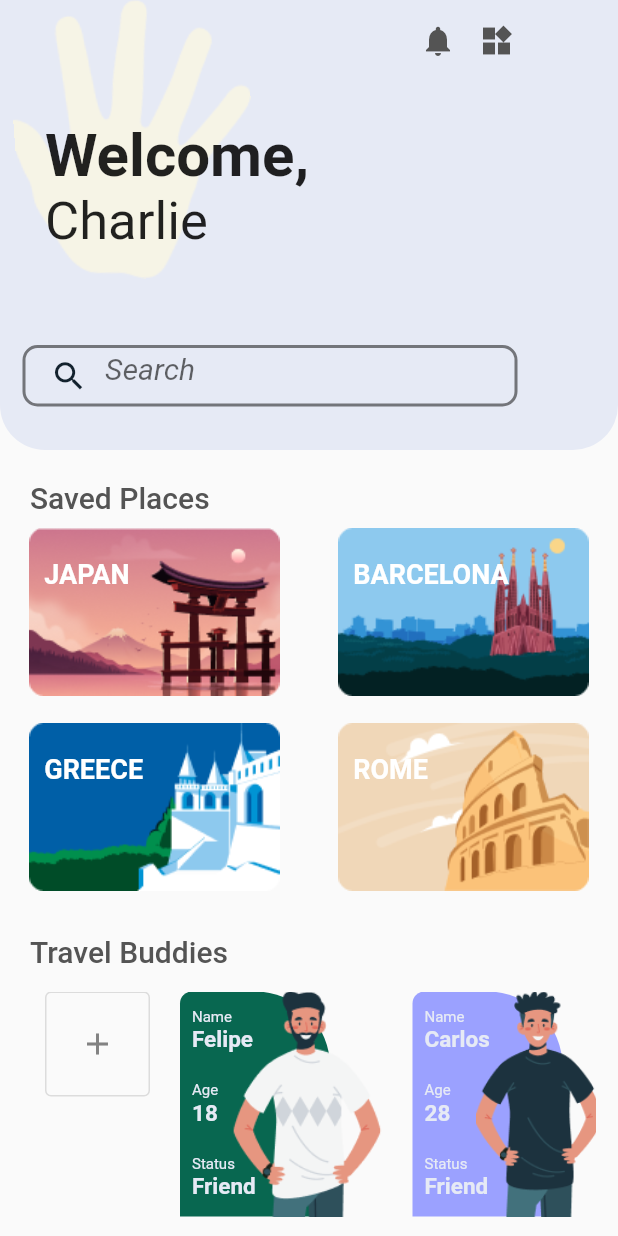
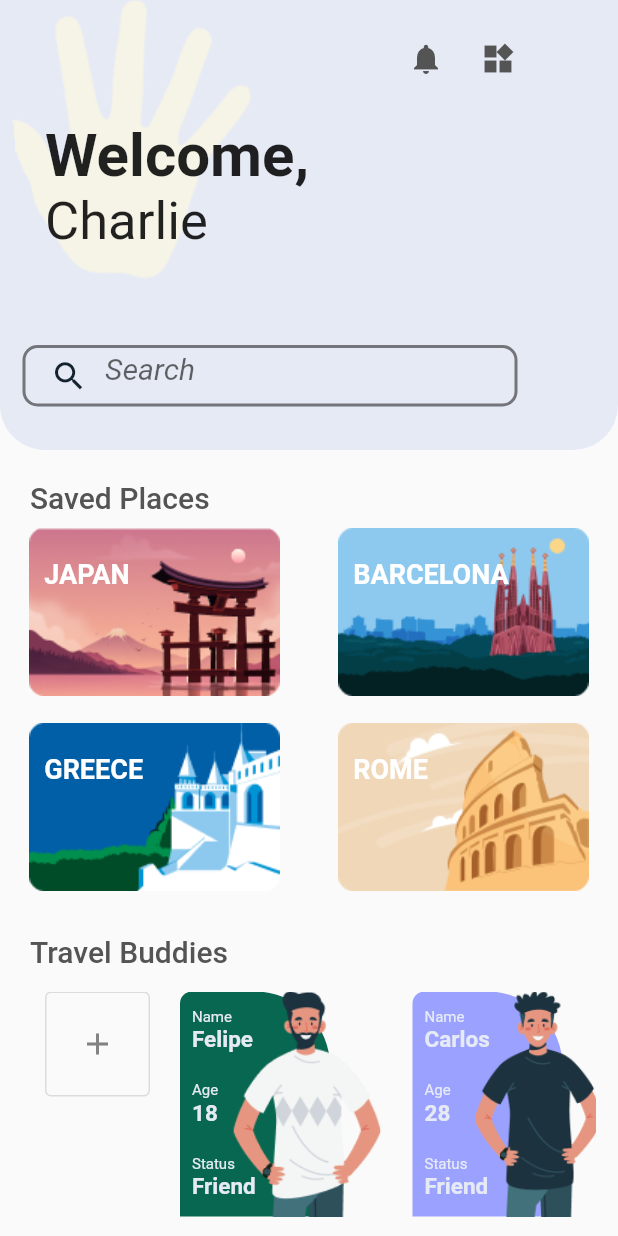
Before and after one commit to Felipe-dot/Travel-app, a Flutter app: the MyHomePage screen opened by its route, on a phone screen of 412 x 824 dp. Run offline on Flutter 3.47's test engine with Material 2 defaults, Android fonts, the phone set to English and light mode, and no system bars.

Commit message:
Ajustes finais no layout

```diff
--- a/lib/components/my_header.dart
+++ b/lib/components/my_header.dart
@@ -35,21 +35,26 @@ class MyHeader extends StatelessWidget {
           ),
           Positioned(
             top: 15,
-            left: 280,
+            left: 260,
             child: Row(
-              children: const [
-                Icon(
+              children: [
+                IconButton(
+                  enableFeedback: true,
+                  icon: const Icon(
                     Icons.notifications,
                     size: 24,
                     color: Color(0xff545454),
                   ),
-                SizedBox(
-                  width: 15,
+                  onPressed: () {},
                 ),
-                Icon(
+                IconButton(
+                  enableFeedback: true,
+                  icon: const Icon(
                     Icons.widgets,
                     size: 24,
                     color: Color(0xff545454),
+                  ),
+                  onPressed: () {},
                 ),
               ],
             ),
```
Also changed, not shown: lib/screens/my_intro_screen.dart (+15 -11 lines), lib/screens/my_slider_screen.dart (+12 -3 lines). Lines whose indentation alone changed are shown as unchanged.
